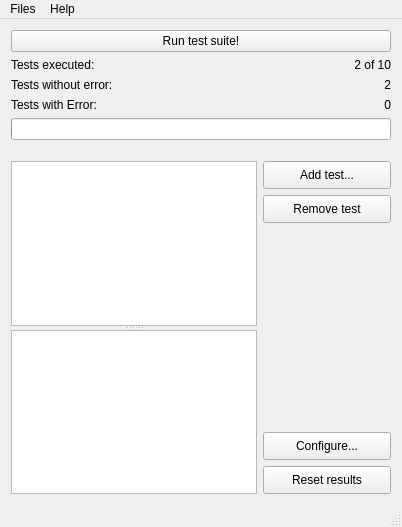
Above: mainwindow.ui from grainiac/qtrunner before the change. Below: the same form after it.
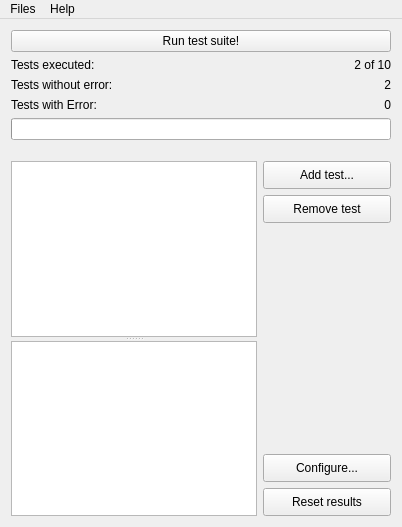
That is the form after the change. Icons and pictures are not drawn.

The edit to the form file:
```diff
--- a/mainwindow.ui
+++ b/mainwindow.ui
@@ -279,7 +279,6 @@
    <addaction name="menuFiles"/>
    <addaction name="menuHelp"/>
   </widget>
-  <widget class="QStatusBar" name="statusBar"/>
   <action name="actionNew">
    <property name="icon">
     <iconset resource="QTRunner.qrc">
```
